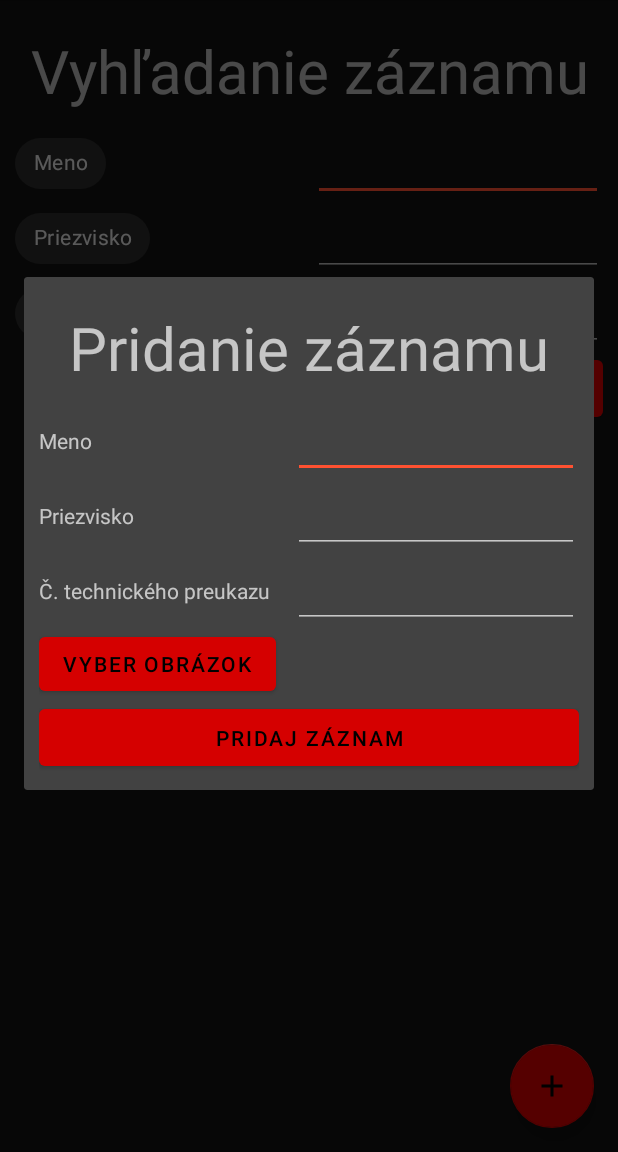
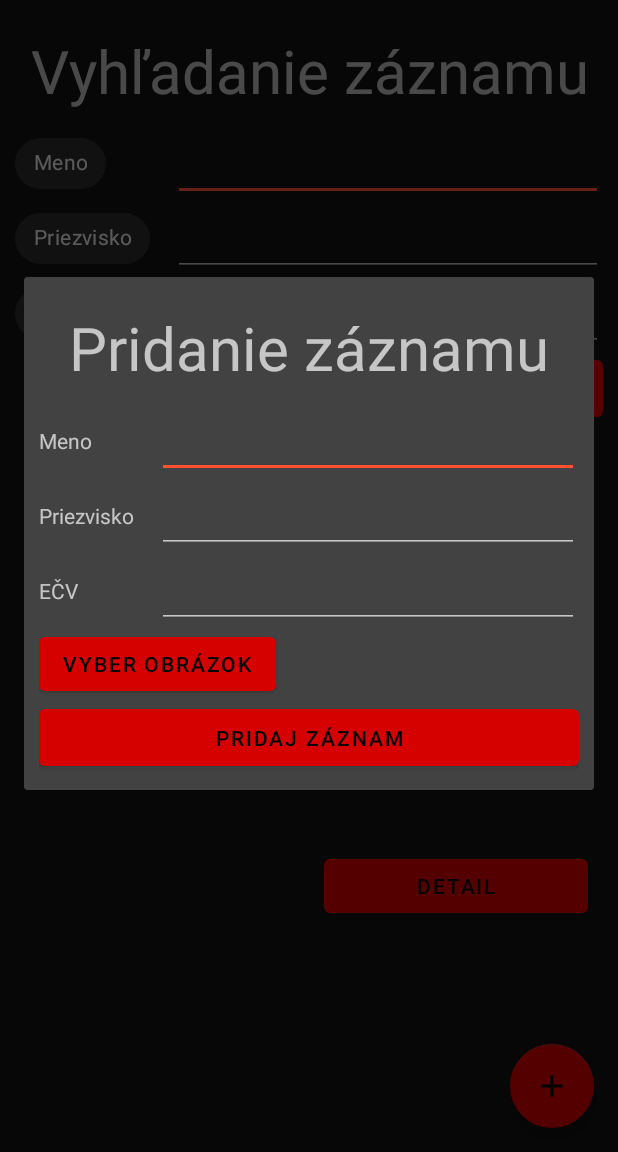
Before and after one commit to macro39/UlMoTo, an Android app: the fragment AddDialog placed in its activity, after a tap on "PRIDAJ ZÁZNAM", on a phone screen of 412 x 824 dp, the part 84-1236 px from its top. Run offline under Robolectric (Android 15) with nearby library versions, the light colour scheme and no system bars; our stand-ins replace Room's generated code.

Commit message:
Record adapter added

```diff
--- a/app/src/main/java/com/example/ulmoto/MainActivity.kt
+++ b/app/src/main/java/com/example/ulmoto/MainActivity.kt
@@ -33,8 +33,8 @@ class MainActivity : AppCompatActivity() {
         database = AppDatabase.create(this)
 
         GlobalScope.launch(Dispatchers.IO) {
-            database.recordDao().insert(RecordEntity(firstName = "SKUSKA", lastName = "SKUSKA"))
-            database.recordDao().insert(RecordEntity(firstName = "SKUSKA2", lastName = "SKUSKA2"))
+            database.recordDao().insert(RecordEntity(firstName = "Adolf", lastName = "Hitler", licenceNumber = "LV-145EG"))
+            database.recordDao().insert(RecordEntity(firstName = "Janko", lastName = "Tribula", licenceNumber = "BA-420KU"))
         }
 
         fab.setOnClickListener { view ->
@@ -61,7 +61,7 @@ class MainActivity : AppCompatActivity() {
     }
 
     fun notifyDataSetChanged() {
-        (currentFragment as SearchFragment).updateListView()
+        (currentFragment as SearchFragment).reloadRecordsFromDatabase()
         dialogFragment?.dismiss()
         dialogFragment = null
     }
--- a/app/src/main/java/com/example/ulmoto/add/AddDialog.kt
+++ b/app/src/main/java/com/example/ulmoto/add/AddDialog.kt
@@ -45,7 +45,8 @@ class AddDialog : DialogFragment() {
                 (context as MainActivity).database.recordDao().insert(
                     RecordEntity(
                         firstName = editText_add_first_name.text.toString(),
-                        lastName = editText_add_last_name.text.toString()
+                        lastName = editText_add_last_name.text.toString(),
+                        licenceNumber = editText_add_licence_number.text.toString()
                     )
                 )
 
--- a/app/src/main/java/com/example/ulmoto/persister/RecordEntity.kt
+++ b/app/src/main/java/com/example/ulmoto/persister/RecordEntity.kt
@@ -13,7 +13,7 @@ data class RecordEntity(
     @PrimaryKey(autoGenerate = true) val id: Long = 0,
     val firstName: String = "",
     val lastName: String = "",
-    val registrationBookNumber: String = "",
+    val licenceNumber: String = "",
     @ColumnInfo(typeAffinity = ColumnInfo.BLOB) val imageFirst: ByteArray? = null,
     @ColumnInfo(typeAffinity = ColumnInfo.BLOB) val imageSecond: ByteArray? = null
 )
--- /dev/null
+++ b/app/src/main/java/com/example/ulmoto/search/RecordAdapter.kt
@@ -0,0 +1,69 @@
+package com.example.ulmoto.search
+
+import android.app.Activity
+import android.content.Context
+import android.view.LayoutInflater
+import android.view.View
+import android.view.ViewGroup
+import android.widget.BaseAdapter
+import android.widget.Button
+import android.widget.TextView
+import android.widget.Toast
+import com.example.ulmoto.R
+import com.example.ulmoto.persister.RecordEntity
+
+
+/**
+ * Created by Kamil Macek on 18.5.2020.
+ */
+class RecordAdapter(private var activity: Activity, private var records: ArrayList<RecordEntity>) : BaseAdapter() {
+
+    private class ViewHolder(row: View?) {
+        var mTextViewFullName: TextView? = null
+        var mTextViewLicenceNumber: TextView? = null
+        var mButtonDetail: Button? = null
+
+        init {
+            this.mTextViewFullName = row?.findViewById(R.id.textView_search_list_full_name)
+            this.mTextViewLicenceNumber = row?.findViewById(R.id.textView_search_list_licence_number)
+            this.mButtonDetail = row?.findViewById(R.id.button_search_list_detail)
+        }
+    }
+
+    override fun getView(position: Int, convertView: View?, parent: ViewGroup?): View {
+        val view: View
+        val viewHolder: ViewHolder
+        if (convertView == null) {
+            val inflater = activity.getSystemService(Context.LAYOUT_INFLATER_SERVICE) as LayoutInflater
+            view = inflater.inflate(R.layout.listview_search_item, null)
+            viewHolder = ViewHolder(view)
+            view.tag = viewHolder
+        } else {
+            view = convertView
+            viewHolder = view.tag as ViewHolder
+        }
+
+        val record = records[position]
+
+        viewHolder.mTextViewFullName?.text = record.firstName + " " + record.lastName
+        viewHolder.mTextViewLicenceNumber?.text = record.licenceNumber
+
+        viewHolder.mButtonDetail?.setOnClickListener {
+            Toast.makeText(activity, "Detail", Toast.LENGTH_SHORT).show()
+        }
+
+        return view
+    }
+
+    override fun getItem(position: Int): Any {
+        return records[position]
+    }
+
+    override fun getItemId(position: Int): Long {
+        return position.toLong()
+    }
+
+    override fun getCount(): Int {
+        return records.size
+    }
+}
--- a/app/src/main/java/com/example/ulmoto/search/SearchFragment.kt
+++ b/app/src/main/java/com/example/ulmoto/search/SearchFragment.kt
@@ -1,11 +1,10 @@
 package com.example.ulmoto.search
 
 import android.os.Bundle
-import androidx.fragment.app.Fragment
 import android.view.LayoutInflater
 import android.view.View
 import android.view.ViewGroup
-import android.widget.ArrayAdapter
+import androidx.fragment.app.Fragment
 import com.example.ulmoto.MainActivity
 import com.example.ulmoto.R
 import com.example.ulmoto.persister.RecordEntity
@@ -21,13 +20,11 @@ import kotlinx.coroutines.withContext
 class SearchFragment : Fragment() {
 
     private var records: List<RecordEntity> = arrayListOf()
-
-    private val names = arrayListOf<String>()
-    private lateinit var adapter: ArrayAdapter<String>
+    private lateinit var adapter: RecordAdapter
 
     override fun onCreateView(
-            inflater: LayoutInflater, container: ViewGroup?,
-            savedInstanceState: Bundle?
+        inflater: LayoutInflater, container: ViewGroup?,
+        savedInstanceState: Bundle?
     ): View? {
         return inflater.inflate(R.layout.fragment_search, container, false)
     }
@@ -35,32 +32,44 @@ class SearchFragment : Fragment() {
     override fun onViewCreated(view: View, savedInstanceState: Bundle?) {
         super.onViewCreated(view, savedInstanceState)
 
-        progressBar_search.visibility = View.VISIBLE
+        reloadRecordsFromDatabase()
 
-        updateListView()
+        button_search.setOnClickListener {
+            filterData()
+        }
 //        view.findViewById<Button>(R.id.button_first).setOnClickListener {
 //            findNavController().navigate(R.id.action_FirstFragment_to_SecondFragment)
 //        }
     }
 
-    fun updateListView() {
+    private fun filterData() {
+    }
+
+    fun reloadRecordsFromDatabase() {
         GlobalScope.launch(Dispatchers.IO) {
             records = (activity as MainActivity).database.recordDao().getAll()
 
             withContext(Dispatchers.Main) {
-                progressBar_search.visibility = View.GONE
-
-                names.clear()
-
-                for (record in records) {
-                    names.add(record.lastName)
-                }
-
-                adapter = ArrayAdapter(this@SearchFragment.requireContext(),
-                    R.layout.listview_search_item, names)
-
-                listView_search.adapter = adapter
+                updateListViewAdapter()
             }
         }
     }
+
+    private fun updateListViewAdapter() {
+        progressBar_search.visibility = View.VISIBLE
+
+        listView_search.adapter = null
+
+        adapter = RecordAdapter(
+            this@SearchFragment.requireActivity(),
+            this@SearchFragment.records as ArrayList<RecordEntity>
+        )
+
+        textView_search_results_count.text =
+            "${getString(R.string.label_number_of_records)}${records.size}"
+
+        listView_search.adapter = adapter
+
+        progressBar_search.visibility = View.GONE
+    }
 }
--- a/app/src/main/res/layout/fragment_add.xml
+++ b/app/src/main/res/layout/fragment_add.xml
@@ -49,7 +49,7 @@
                     android:layout_width="wrap_content"
                     android:layout_height="50sp"
                     android:gravity="center"
-                    android:text="@string/label_registration_book_number"
+                    android:text="@string/label_licence_number"
                     android:textAlignment="center" />
             </LinearLayout>
 
@@ -71,7 +71,7 @@
                     android:gravity="center" />
 
                 <EditText
-                    android:id="@+id/editText_add_technical_number"
+                    android:id="@+id/editText_add_licence_number"
                     android:layout_width="match_parent"
                     android:layout_height="50sp"
                     android:gravity="center" />
--- a/app/src/main/res/layout/fragment_search.xml
+++ b/app/src/main/res/layout/fragment_search.xml
@@ -52,12 +52,12 @@
                     android:textAlignment="center" />
 
                 <com.google.android.material.chip.Chip
-                    android:id="@+id/chip_search_location"
+                    android:id="@+id/chip_search_licence_number"
                     style="@style/Widget.MaterialComponents.Chip.Choice"
                     android:layout_width="wrap_content"
                     android:layout_height="50sp"
                     android:gravity="center"
-                    android:text="@string/label_registration_book_number"
+                    android:text="@string/label_licence_number"
                     android:textAlignment="center" />
             </LinearLayout>
 
--- a/app/src/main/res/layout/listview_search_item.xml
+++ b/app/src/main/res/layout/listview_search_item.xml
@@ -1,9 +1,52 @@
-<?xml version="1.0" encoding="utf-8"?>
-<TextView xmlns:android="http://schemas.android.com/apk/res/android"
-    android:id="@+id/textView_stand_list_view"
-    android:layout_width="fill_parent"
-    android:layout_height="fill_parent"
-    android:padding="10sp"
-    android:textSize="20sp"
-    android:textStyle="bold" >
-</TextView>
+<LinearLayout xmlns:android="http://schemas.android.com/apk/res/android"
+    xmlns:tools="http://schemas.android.com/tools"
+    android:layout_width="match_parent"
+    android:layout_height="match_parent"
+    android:orientation="vertical">
+
+    <TextView
+        android:id="@+id/textView_search_list_full_name"
+        android:layout_width="match_parent"
+        android:layout_height="50sp"
+        android:gravity="center"
+        android:textAlignment="viewStart"
+        android:textSize="26sp"
+        tools:ignore="RtlCompat" />
+
+
+    <LinearLayout
+        android:layout_width="match_parent"
+        android:layout_height="wrap_content"
+        android:orientation="horizontal">
+
+        <LinearLayout
+            android:layout_width="0dp"
+            android:layout_height="wrap_content"
+            android:layout_marginEnd="20sp"
+            android:layout_weight="1"
+            android:orientation="vertical"
+            android:layout_marginRight="20sp">
+
+            <TextView
+                android:id="@+id/textView_search_list_licence_number"
+                android:layout_width="wrap_content"
+                android:layout_height="50sp"
+                android:gravity="center"
+                android:textAlignment="center" />
+        </LinearLayout>
+
+        <LinearLayout
+            android:layout_width="0dp"
+            android:layout_height="match_parent"
+            android:layout_weight="1">
+
+            <Button
+                android:id="@+id/button_search_list_detail"
+                android:layout_width="match_parent"
+                android:layout_height="wrap_content"
+                android:layout_gravity="center"
+                android:gravity="center"
+                android:text="@string/label_detail" />
+        </LinearLayout>
+    </LinearLayout>
+</LinearLayout>
--- a/app/src/main/res/values/strings.xml
+++ b/app/src/main/res/values/strings.xml
@@ -2,7 +2,7 @@
     <string name="app_name">UlMoTo</string>
     <string name="label_first_name">Meno</string>
     <string name="label_last_name">Priezvisko</string>
-    <string name="label_registration_book_number">Č. technického preukazu</string>
+    <string name="label_licence_number">EČV</string>
     <string name="lable_add_record">Pridanie záznamu</string>
     <string name="label_number_of_records">"Počet výsledkov: "</string>
     <string name="label_no_records">Źiadne výsledky</string>
@@ -10,4 +10,5 @@
     <string name="label_button_add_record">Pridaj záznam</string>
     <string name="label_choose_image">Vyber obrázok</string>
     <string name="label_settings">Nastavenia</string>
+    <string name="label_detail">Detail</string>
 </resources>
```
